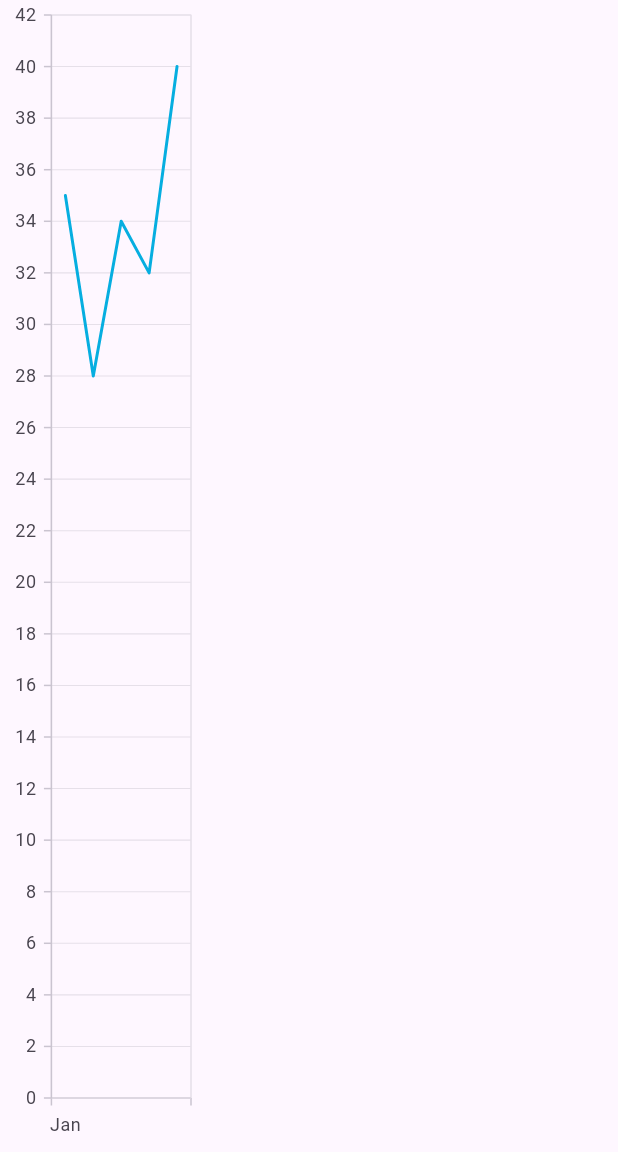
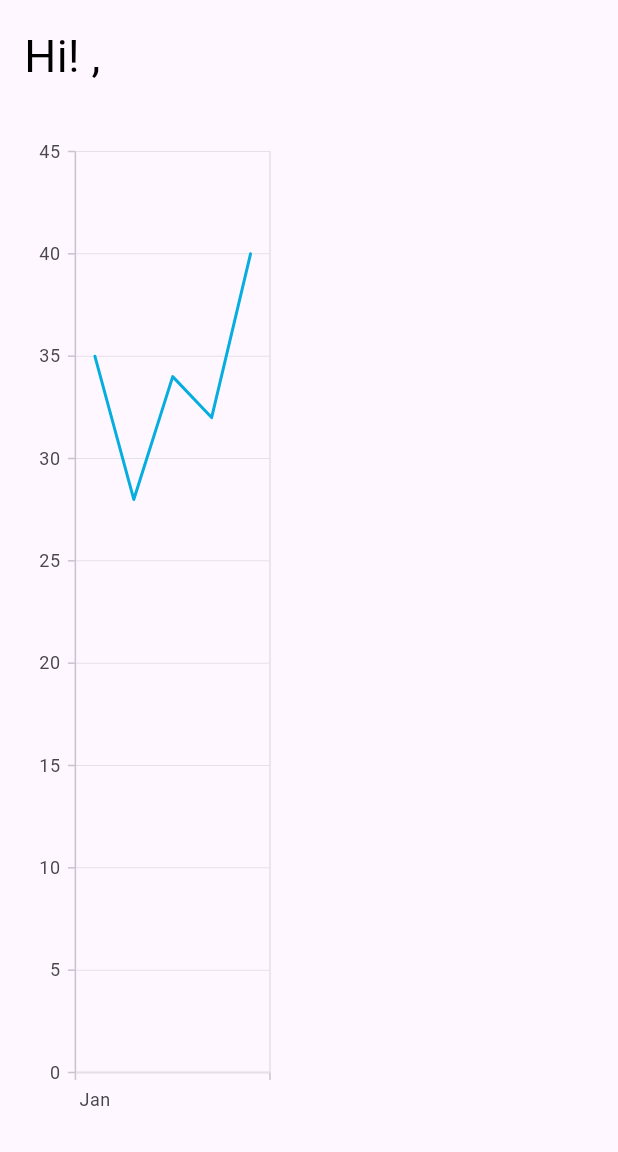
Before and after one commit to EmaAnd8/KatenaDash, a Flutter app: the DashboardBody screen opened directly, after a tap on the "account circle" icon, on a phone screen of 412 x 824 dp, the part 84-1236 px from its top. Run offline on Flutter 3.47's test engine with Material 3 defaults, Android fonts, the light colour scheme and no system bars; our stand-ins replace cloud_firestore, firebase_auth, firebase_core, firebase_storage, image_picker, syncfusion_flutter_charts; accounts and stored records are empty.

Commit message:
Application of the Singleton Pattern on Katena Service and put title with username on dashboard

```diff
--- a/lib/screens/components/body.dart
+++ b/lib/screens/components/body.dart
@@ -1,6 +1,6 @@
 import 'package:flutter/material.dart';
 import 'package:katena_dashboard/screens/login/login_screen.dart';
-import 'package:katena_dashboard/screens/signup/signup_screen.dart';
+
 
 
 class Body extends StatelessWidget{
--- a/lib/screens/components/change_name_body.dart
+++ b/lib/screens/components/change_name_body.dart
@@ -1,8 +1,5 @@
-import 'package:cloud_firestore/cloud_firestore.dart';
-import 'package:firebase_auth/firebase_auth.dart';
 import 'package:firebase_core/firebase_core.dart';
 import 'package:flutter/material.dart';
-import 'package:katena_dashboard/screens/login/login_screen.dart';
 import 'package:katena_dashboard/screens/services/services_provider.dart';
 import 'package:katena_dashboard/screens/settings/settings_screen.dart';
 import '../../firebase_options.dart';
--- a/lib/screens/components/dashboard_body.dart
+++ b/lib/screens/components/dashboard_body.dart
@@ -1,7 +1,3 @@
-
-
-
-import 'package:cloud_firestore/cloud_firestore.dart';
 import 'package:firebase_auth/firebase_auth.dart';
 import 'package:firebase_core/firebase_core.dart';
 import 'package:firebase_storage/firebase_storage.dart';
@@ -10,7 +6,6 @@ import 'package:flutter/material.dart';
 import 'package:flutter/widgets.dart';
 import 'package:image_picker/image_picker.dart';
 import 'package:katena_dashboard/screens/login/login_screen.dart';
-import 'package:shared_preferences/shared_preferences.dart';
 import 'package:syncfusion_flutter_charts/charts.dart';
 
 import '../../firebase_options.dart';
@@ -32,7 +27,7 @@ class  DashboardBody extends StatefulWidget{
 class _DashboardState extends State<DashboardBody> {
 
 
-
+String? uid1=FirebaseAuth.instance.currentUser?.email;
 
   @override
   Widget build(BuildContext context) {
@@ -52,27 +47,13 @@ class _DashboardState extends State<DashboardBody> {
             icon: const Icon(Icons.account_circle),
             color: Colors.black,
             onPressed: () async {
-              //upload image
               WidgetsFlutterBinding.ensureInitialized();
               await Firebase.initializeApp(
                 options: DefaultFirebaseOptions.currentPlatform,
               );
-              final imageFile = await ImagePicker().pickImage(source: ImageSource.gallery);
-              //SharedPreferences prefs = await SharedPreferences.getInstance();
-              if(imageFile!=null) {
-                final profileImagePath = 'profile_images/${FirebaseAuth.instance
-                    .currentUser?.uid}/profile_picture.jpg';
-                final uploadTask = storageRef.child(profileImagePath).putFile(
-                    File(imageFile.path));
-                final downloadUrl = await (await uploadTask).ref
-                    .getDownloadURL();
-                await FirebaseAuth.instance.currentUser?.updateProfile(
-                    photoURL: downloadUrl);
-              }else{
-                  print("wrong path");
-              }
-              },
-          ),
+              Provider serviceProvider=Provider.instance;
+              serviceProvider.ProfileImage();
+            }),
           IconButton(
             icon: const Icon(Icons.settings),
             onPressed: () {
@@ -83,10 +64,13 @@ class _DashboardState extends State<DashboardBody> {
             icon: const Icon(Icons.login),
             color: Colors.black,
             onPressed: () async {
+              /*
               WidgetsFlutterBinding.ensureInitialized();
               await Firebase.initializeApp(
                 options: DefaultFirebaseOptions.currentPlatform,
               );
+
+               */
                Provider serviceProvider=Provider.instance;
                serviceProvider.Signout();
                Navigator.pushReplacement(context, MaterialPageRoute(builder: (context){return LoginScreen();},),);
@@ -96,10 +80,23 @@ class _DashboardState extends State<DashboardBody> {
 
         ],
       ),
-      body: Container(
-        //initialize the chart
-         child: Container(
-             width: size.width/3,
+      body: Column(
+
+      children: <Widget>[
+        Container(
+           padding: const EdgeInsets.symmetric(vertical: 16.0,horizontal: 16.0),
+
+           width: size.width/2,
+           child:Text("Hi!\t${uid1!},",
+           style: const TextStyle(color: Colors.black,fontSize: 30),
+           textAlign:TextAlign.left,
+           ),
+        ),
+
+          Container(
+              padding: const EdgeInsets.symmetric(vertical: 16.0,horizontal: 16.0),
+              width: size.width/2,
+              height: size.height-132,
           child: SfCartesianChart(
                // Initialize category axis
                primaryXAxis: CategoryAxis(),
@@ -120,7 +117,8 @@ class _DashboardState extends State<DashboardBody> {
                ]
            )
               )
-      )
+          ]
+    ),
         );
 
   }
--- a/lib/screens/services/services_provider.dart
+++ b/lib/screens/services/services_provider.dart
@@ -1,5 +1,7 @@
 
 
+
+import 'dart:io';
 
 import 'package:cloud_firestore/cloud_firestore.dart';
 import 'package:firebase_auth/firebase_auth.dart';
@@ -7,6 +9,7 @@ import 'package:firebase_core/firebase_core.dart';
 import 'package:firebase_storage/firebase_storage.dart';
 import 'package:flutter/cupertino.dart';
 import 'package:flutter/material.dart';
+import 'package:image_picker/image_picker.dart';
 import 'package:katena_dashboard/firebase_options.dart';
 import 'package:katena_dashboard/screens/dashboard/dashboard_screen.dart';
 import 'package:katena_dashboard/screens/login/login_screen.dart';
@@ -81,9 +84,9 @@ class Provider {
 
   // Factory constructor that can return an instance
   static Provider get instance {
-
     return _instance;
   }
+
   /*
   void Begin()
   async {
@@ -94,7 +97,43 @@ class Provider {
   }
 
 
+
+
 */
+
+  void ProfileImage() async {
+
+    final imageFile = await ImagePicker().pickImage(
+        source: ImageSource.gallery);
+    //SharedPreferences prefs = await SharedPreferences.getInstance();
+    if (imageFile != null) {
+      final f=File(imageFile.path);
+
+
+      final profileImagePath = '${FirebaseAuth.instance
+          .currentUser?.uid}/profile_picture.jpg';
+      print(f.absolute.path);
+      final uploadTask = FirebaseStorage.instance.ref()
+          .child('Profile/'+profileImagePath)
+          .putFile(File(f.absolute.path));
+
+      final downloadUrl = await (await uploadTask).ref
+          .getDownloadURL();
+
+
+      // Create a NetworkImage object from the URL
+      print(downloadUrl);
+
+      late ImageProvider downloadedImage =
+          NetworkImage(downloadUrl);
+
+
+    } else {
+      print("wrong path");
+    }
+
+}
+
 
 
   void ParadoxSignout(context)
--- /dev/null
+++ b/lib/screens/services/services_provider_katena.dart
@@ -0,0 +1,25 @@
+
+
+
+class KatenaProvider{
+
+
+  KatenaProvider._privateConstructor(); // Private empty constructor
+
+  static KatenaProvider _instance = KatenaProvider._privateConstructor();
+
+
+  // Factory constructor that can return an instance
+  static KatenaProvider get instance {
+
+    return _instance;
+  }
+
+
+  void Fetch()
+  {
+
+  }
+
+
+}
```
Lines whose indentation alone changed are shown as unchanged.
